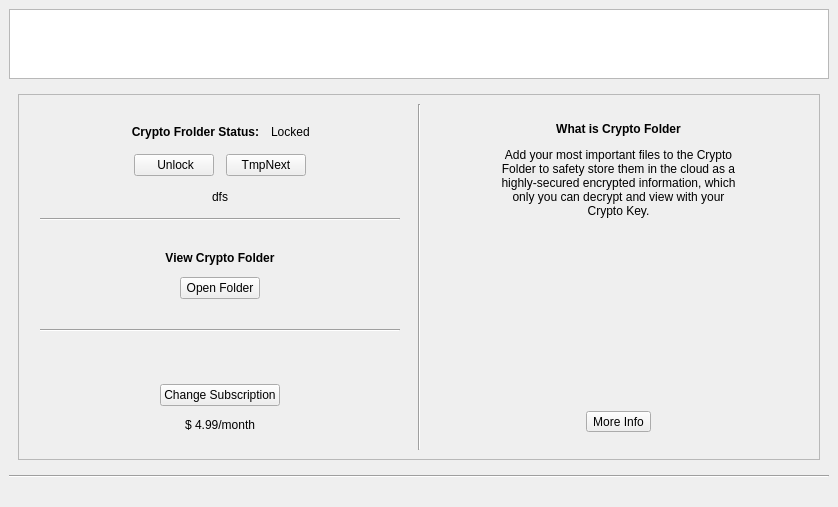
This is pcloudwindow.ui in pcloudcom/psyncgui as Qt 5 draws it before an edit. The edited form follows.
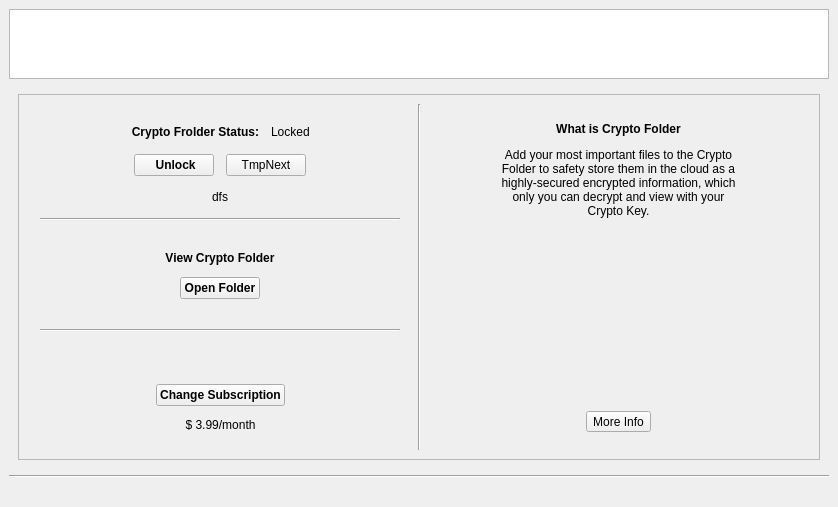
This is the edited form. The open tabs and pages were chosen to show the change. Icons and pictures are not drawn.

Commit message:
SLX-288 | gen
ui update

```diff
--- a/pcloudwindow.ui
+++ b/pcloudwindow.ui
@@ -14,7 +14,7 @@
    <string>MainWindow</string>
   </property>
   <widget class="QWidget" name="centralwidget">
-   <layout class="QVBoxLayout" name="verticalLayout_50">
+   <layout class="QVBoxLayout" name="verticalLayout_51">
     <item>
      <widget class="QListWidget" name="listButtonsWidget">
       <property name="sizePolicy">
@@ -1111,6 +1111,12 @@
        <layout class="QVBoxLayout" name="verticalLayout_36">
         <item>
          <widget class="QStackedWidget" name="pagedWidgetCrypto">
+          <property name="maximumSize">
+           <size>
+            <width>16777215</width>
+            <height>450</height>
+           </size>
+          </property>
           <property name="currentIndex">
            <number>1</number>
           </property>
@@ -1713,9 +1719,9 @@
               <property name="frameShadow">
                <enum>QFrame::Raised</enum>
               </property>
-              <layout class="QHBoxLayout" name="horizontalLayout_54">
+              <layout class="QHBoxLayout" name="horizontalLayout_53">
                <item>
-                <layout class="QVBoxLayout" name="verticalLayout_47" stretch="1,1,1,1,1">
+                <layout class="QVBoxLayout" name="verticalLayout_50" stretch="1,1,1,1,1">
                  <property name="spacing">
                   <number>12</number>
                  </property>
@@ -1803,6 +1809,12 @@
                      </item>
                      <item>
                       <widget class="QPushButton" name="btnCryptoManageFldr">
+                       <property name="font">
+                        <font>
+                         <weight>75</weight>
+                         <bold>true</bold>
+                        </font>
+                       </property>
                        <property name="text">
                         <string>  Unlock </string>
                        </property>
@@ -1895,6 +1907,12 @@
                      </item>
                      <item>
                       <widget class="QPushButton" name="btnCryptoOpenFldr">
+                       <property name="font">
+                        <font>
+                         <weight>75</weight>
+                         <bold>true</bold>
+                        </font>
+                       </property>
                        <property name="text">
                         <string>Open Folder</string>
                        </property>
@@ -1938,7 +1956,7 @@
                   </widget>
                  </item>
                  <item>
-                  <layout class="QHBoxLayout" name="horizontalLayout_53">
+                  <layout class="QHBoxLayout" name="horizontalLayout_51">
                    <item>
                     <spacer name="horizontalSpacer_43">
                      <property name="orientation">
@@ -1954,12 +1972,21 @@
                    </item>
                    <item>
                     <layout class="QVBoxLayout" name="verticalLayout_48">
-                     <property name="topMargin">
-                      <number>0</number>
-                     </property>
-                     <property name="bottomMargin">
-                      <number>0</number>
-                     </property>
+                     <item>
+                      <spacer name="verticalSpacer_7">
+                       <property name="orientation">
+                        <enum>Qt::Vertical</enum>
+                       </property>
+                       <property name="sizeHint" stdset="0">
+                        <size>
+                         <width>20</width>
+                         <height>40</height>
+                        </size>
+                       </property>
+                      </spacer>
+                     </item>
+                     <item>
+                      <layout class="QVBoxLayout" name="verticalLayout_47">
                      <item>
                       <widget class="QLabel" name="labelCryptoMainPayInfo">
                        <property name="text">
@@ -1971,18 +1998,69 @@
                       </widget>
                      </item>
                      <item>
+                        <layout class="QHBoxLayout" name="horizontalLayout_48">
+                         <item>
+                          <spacer name="horizontalSpacer_45">
+                           <property name="orientation">
+                            <enum>Qt::Horizontal</enum>
+                           </property>
+                           <property name="sizeHint" stdset="0">
+                            <size>
+                             <width>40</width>
+                             <height>20</height>
+                            </size>
+                           </property>
+                          </spacer>
+                         </item>
+                         <item>
                       <widget class="QPushButton" name="btnCryptoMainPagePay">
+                           <property name="font">
+                            <font>
+                             <weight>75</weight>
+                             <bold>true</bold>
+                            </font>
+                           </property>
                        <property name="text">
                         <string>Change Subscription</string>
                        </property>
                       </widget>
                      </item>
                      <item>
+                          <spacer name="horizontalSpacer_46">
+                           <property name="orientation">
+                            <enum>Qt::Horizontal</enum>
+                           </property>
+                           <property name="sizeHint" stdset="0">
+                            <size>
+                             <width>40</width>
+                             <height>20</height>
+                            </size>
+                           </property>
+                          </spacer>
+                         </item>
+                        </layout>
+                       </item>
+                       <item>
                       <widget class="QLabel" name="labelCryptoPrice">
                        <property name="text">
-                        <string>&lt;html&gt;&lt;head/&gt;&lt;body&gt;&lt;p align=&quot;center&quot;&gt;$ 4.99/month&lt;/p&gt;&lt;/body&gt;&lt;/html&gt;</string>
-                       </property>
-                      </widget>
+                          <string>&lt;html&gt;&lt;head/&gt;&lt;body&gt;&lt;p align=&quot;center&quot;&gt;$ 3.99/month&lt;/p&gt;&lt;/body&gt;&lt;/html&gt;</string>
+                         </property>
+                        </widget>
+                       </item>
+                      </layout>
+                     </item>
+                     <item>
+                      <spacer name="verticalSpacer_12">
+                       <property name="orientation">
+                        <enum>Qt::Vertical</enum>
+                       </property>
+                       <property name="sizeHint" stdset="0">
+                        <size>
+                         <width>20</width>
+                         <height>40</height>
+                        </size>
+                       </property>
+                      </spacer>
                      </item>
                     </layout>
                    </item>
```
Left out of the diff: 4 changed lines with no effect on the pictures. Lines whose indentation alone changed are shown as unchanged. The commit also changes 1 other file.
